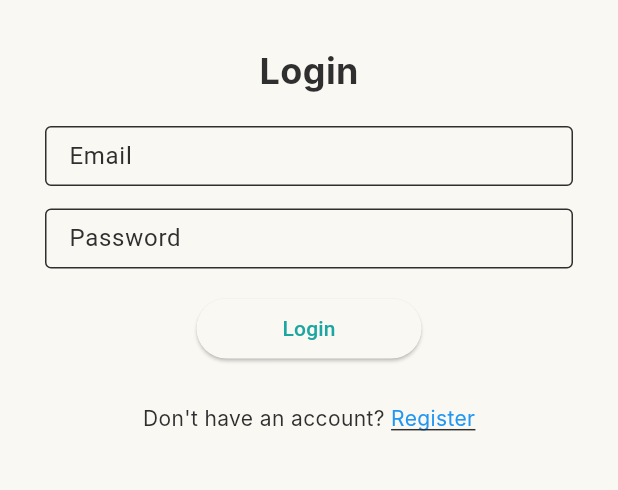
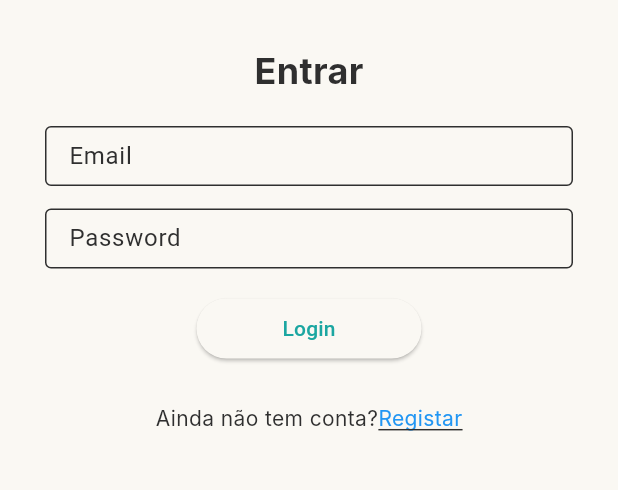
Before and after one commit to GuiFFaria/WalkAlgarveApp-FE, a Flutter app: the LoginScreen screen opened directly, on a phone screen of 412 x 824 dp, the part 445-935 px from its top. Run offline on Flutter 3.47's test engine with Material 3 defaults, Android fonts, the phone set to English and light mode, and no system bars; our stand-ins replace cached_network_image, connectivity_plus, flutter_dotenv, shared_preferences; accounts and stored records are empty; Roboto replaces fonts that are missing (Inter).

Commit message:
App static text translation

````diff
--- /dev/null
+++ b/l10n.yaml
@@ -0,0 +1,4 @@
+arb-dir: lib/l10n
+template-arb-file: app_en.arb
+output-localization-file: app_localizations.dart
+output-class: AppLocalizations
--- /dev/null
+++ b/lib/l10n/app_localizations.dart
@@ -0,0 +1,224 @@
+import 'dart:async';
+
+import 'package:flutter/foundation.dart';
+import 'package:flutter/widgets.dart';
+import 'package:flutter_localizations/flutter_localizations.dart';
+import 'package:intl/intl.dart' as intl;
+
+import 'app_localizations_en.dart';
+import 'app_localizations_pt.dart';
+
+// ignore_for_file: type=lint
+
+/// Callers can lookup localized strings with an instance of AppLocalizations
+/// returned by `AppLocalizations.of(context)`.
+///
+/// Applications need to include `AppLocalizations.delegate()` in their app's
+/// `localizationDelegates` list, and the locales they support in the app's
+/// `supportedLocales` list. For example:
+///
+/// ```dart
+/// import 'l10n/app_localizations.dart';
+///
+/// return MaterialApp(
+///   localizationsDelegates: AppLocalizations.localizationsDelegates,
+///   supportedLocales: AppLocalizations.supportedLocales,
+///   home: MyApplicationHome(),
+/// );
+/// ```
+///
+/// ## Update pubspec.yaml
+///
+/// Please make sure to update your pubspec.yaml to include the following
+/// packages:
+///
+/// ```yaml
+/// dependencies:
+///   # Internationalization support.
+///   flutter_localizations:
+///     sdk: flutter
+///   intl: any # Use the pinned version from flutter_localizations
+///
+///   # Rest of dependencies
+/// ```
+///
+/// ## iOS Applications
+///
+/// iOS applications define key application metadata, including supported
+/// locales, in an Info.plist file that is built into the application bundle.
+/// To configure the locales supported by your app, you’ll need to edit this
+/// file.
+///
+/// First, open your project’s ios/Runner.xcworkspace Xcode workspace file.
+/// Then, in the Project Navigator, open the Info.plist file under the Runner
+/// project’s Runner folder.
+///
+/// Next, select the Information Property List item, select Add Item from the
+/// Editor menu, then select Localizations from the pop-up menu.
+///
+/// Select and expand the newly-created Localizations item then, for each
+/// locale your application supports, add a new item and select the locale
+/// you wish to add from the pop-up menu in the Value field. This list should
+/// be consistent with the languages listed in the AppLocalizations.supportedLocales
+/// property.
+abstract class AppLocalizations {
+  AppLocalizations(String locale)
+    : localeName = intl.Intl.canonicalizedLocale(locale.toString());
+
+  final String localeName;
+
+  static AppLocalizations? of(BuildContext context) {
+    return Localizations.of<AppLocalizations>(context, AppLocalizations);
+  }
+
+  static const LocalizationsDelegate<AppLocalizations> delegate =
+      _AppLocalizationsDelegate();
+
+  /// A list of this localizations delegate along with the default localizations
+  /// delegates.
+  ///
+  /// Returns a list of localizations delegates containing this delegate along with
+  /// GlobalMaterialLocalizations.delegate, GlobalCupertinoLocalizations.delegate,
+  /// and GlobalWidgetsLocalizations.delegate.
+  ///
+  /// Additional delegates can be added by appending to this list in
+  /// MaterialApp. This list does not have to be used at all if a custom list
+  /// of delegates is preferred or required.
+  static const List<LocalizationsDelegate<dynamic>> localizationsDelegates =
+      <LocalizationsDelegate<dynamic>>[
+        delegate,
+        GlobalMaterialLocalizations.delegate,
+        GlobalCupertinoLocalizations.delegate,
+        GlobalWidgetsLocalizations.delegate,
+      ];
+
+  /// A list of this localizations delegate's supported locales.
+  static const List<Locale> supportedLocales = <Locale>[
+    Locale('en'),
+    Locale('pt'),
+  ];
+
+  /// No description provided for @appTitle.
+  ///
+  /// In en, this message translates to:
+  /// **'Walk Algarve'**
+  String get appTitle;
+
+  /// No description provided for @aboutZone.
+  ///
+  /// In en, this message translates to:
+  /// **'About this zone'**
+  String get aboutZone;
+
+  /// No description provided for @viewTrails.
+  ///
+  /// In en, this message translates to:
+  /// **'View Trails'**
+  String get viewTrails;
+
+  /// No description provided for @unlockZone.
+  ///
+  /// In en, this message translates to:
+  /// **'Buy Zone'**
+  String get unlockZone;
+
+  /// No description provided for @seeMore.
+  ///
+  /// In en, this message translates to:
+  /// **'See More'**
+  String get seeMore;
+
+  /// No description provided for @login.
+  ///
+  /// In en, this message translates to:
+  /// **'Login'**
+  String get login;
+
+  /// No description provided for @register.
+  ///
+  /// In en, this message translates to:
+  /// **'Register'**
+  String get register;
+
+  /// No description provided for @settings.
+  ///
+  /// In en, this message translates to:
+  /// **'Settings'**
+  String get settings;
+
+  /// No description provided for @profile.
+  ///
+  /// In en, this message translates to:
+  /// **'Profile'**
+  String get profile;
+
+  /// No description provided for @logout.
+  ///
+  /// In en, this message translates to:
+  /// **'Logout'**
+  String get logout;
+
+  /// No description provided for @account.
+  ///
+  /// In en, this message translates to:
+  /// **'Don\'t have an account?'**
+  String get account;
+
+  /// No description provided for @history.
+  ///
+  /// In en, this message translates to:
+  /// **'History'**
+  String get history;
+
+  /// No description provided for @trails.
+  ///
+  /// In en, this message translates to:
+  /// **'Trails'**
+  String get trails;
+
+  /// No description provided for @zones.
+  ///
+  /// In en, this message translates to:
+  /// **'Zones'**
+  String get zones;
+
+  /// No description provided for @no_zones_available.
+  ///
+  /// In en, this message translates to:
+  /// **'No zones available.'**
+  String get no_zones_available;
+}
+
+class _AppLocalizationsDelegate
+    extends LocalizationsDelegate<AppLocalizations> {
+  const _AppLocalizationsDelegate();
+
+  @override
+  Future<AppLocalizations> load(Locale locale) {
+    return SynchronousFuture<AppLocalizations>(lookupAppLocalizations(locale));
+  }
+
+  @override
+  bool isSupported(Locale locale) =>
+      <String>['en', 'pt'].contains(locale.languageCode);
+
+  @override
+  bool shouldReload(_AppLocalizationsDelegate old) => false;
+}
+
+AppLocalizations lookupAppLocalizations(Locale locale) {
+  // Lookup logic when only language code is specified.
+  switch (locale.languageCode) {
+    case 'en':
+      return AppLocalizationsEn();
+    case 'pt':
+      return AppLocalizationsPt();
+  }
+
+  throw FlutterError(
+    'AppLocalizations.delegate failed to load unsupported locale "$locale". This is likely '
+    'an issue with the localizations generation tool. Please file an issue '
+    'on GitHub with a reproducible sample app and the gen-l10n configuration '
+    'that was used.',
+  );
+}
--- a/lib/views/components/zone_card_widget.dart
+++ b/lib/views/components/zone_card_widget.dart
@@ -1,5 +1,6 @@
 import 'package:flutter/material.dart';
 import 'package:cached_network_image/cached_network_image.dart';
+import 'package:walk_algarve_app/l10n/app_localizations.dart';
 import 'package:walk_algarve_app/views/screens/zone_details_screen.dart';
 
 class ZoneCardWidget extends StatefulWidget {
@@ -133,7 +134,7 @@ class _ZoneCardWidgetState extends State<ZoneCardWidget> {
                   color: Colors.black.withOpacity(0.7),
                   alignment: Alignment.center,
                   child: Text(
-                    "See more",
+                    AppLocalizations.of(context)!.seeMore,
                     style: const TextStyle(
                       color: Colors.white,
                       fontSize: 16,
--- /dev/null
+++ b/lib/views/context/locale_provider.dart
@@ -0,0 +1,19 @@
+import 'package:flutter/material.dart';
+
+class LocaleProvider extends ChangeNotifier {
+  Locale _locale = const Locale('pt');
+
+  Locale get locale => _locale;
+
+  void toggleLocale() {
+    _locale = _locale.languageCode == 'pt'
+        ? const Locale('en')
+        : const Locale('pt');
+    notifyListeners();
+  }
+
+  void setLocale(Locale locale) {
+    _locale = locale;
+    notifyListeners();
+  }
+}
--- a/lib/views/screens/landingpage_screen.dart
+++ b/lib/views/screens/landingpage_screen.dart
@@ -1,5 +1,6 @@
 import 'package:flutter/material.dart';
 import 'package:walk_algarve_app/views/screens/login_screen.dart';
+import 'package:walk_algarve_app/l10n/app_localizations.dart';
 
 class LandingpageScreen extends StatefulWidget {
   const LandingpageScreen({super.key});
@@ -25,7 +26,7 @@ class _LandingpageScreenState extends State<LandingpageScreen> {
                 builder: (context) => const LoginScreen(),
               ));
             },
-            child: Text('Login'),
+            child: Text(AppLocalizations.of(context)!.login,),
           ),
           ]
         ),
--- a/lib/views/screens/login_screen.dart
+++ b/lib/views/screens/login_screen.dart
@@ -3,9 +3,10 @@ import 'package:flutter_dotenv/flutter_dotenv.dart';
 import 'package:http/http.dart' as http;
 import 'package:shared_preferences/shared_preferences.dart';
 import 'package:walk_algarve_app/views/context/auth_provider.dart';
-import 'package:walk_algarve_app/views/screens/trails_list_screen.dart';
+import 'package:walk_algarve_app/views/screens/zones_list_screen.dart';
 import 'dart:convert';
 import 'package:provider/provider.dart';
+import 'package:walk_algarve_app/l10n/app_localizations.dart';
 
 
 import 'package:walk_algarve_app/views/screens/register_screen.dart';
@@ -82,7 +83,7 @@ class _LoginScreenState extends State<LoginScreen> {
         // ✅ Navegar para homepage
         Navigator.pushReplacement(
           context,
-          MaterialPageRoute(builder: (context) => const TrailsListScreen()),
+          MaterialPageRoute(builder: (context) => const ZonesListScreen()),
         );
       } else {
         final data = jsonDecode(response.body);
@@ -125,8 +126,8 @@ class _LoginScreenState extends State<LoginScreen> {
                 width: 150,
               ),
               const SizedBox(height: 30),
-              const Text(
-                'Login',
+              Text(
+                AppLocalizations.of(context)!.login,
                 style: TextStyle(fontSize: 24, fontWeight: FontWeight.bold),
               ),
               const SizedBox(height: 20),
@@ -179,7 +180,7 @@ class _LoginScreenState extends State<LoginScreen> {
               Row(
                 mainAxisAlignment: MainAxisAlignment.center,
                 children: [
-                  const Text("Don't have an account? "),
+                  Text(AppLocalizations.of(context)!.account),
                   GestureDetector(
                     onTap: () {
                       Navigator.push(
@@ -187,8 +188,8 @@ class _LoginScreenState extends State<LoginScreen> {
                         MaterialPageRoute(builder: (context) => const RegisterScreen()),
                       );
                     },
-                    child: const Text(
-                      "Register",
+                    child: Text(
+                      AppLocalizations.of(context)!.register,
                       style: TextStyle(
                         color: Colors.blue,
                         decoration: TextDecoration.underline,
--- a/lib/views/screens/register_screen.dart
+++ b/lib/views/screens/register_screen.dart
@@ -4,6 +4,7 @@ import 'package:flutter_dotenv/flutter_dotenv.dart';
 import 'package:http/http.dart' as http;
 import 'package:connectivity_plus/connectivity_plus.dart'; // 👈 Import necessário
 import 'package:walk_algarve_app/views/screens/login_screen.dart';
+import 'package:walk_algarve_app/l10n/app_localizations.dart';
 
 class RegisterScreen extends StatefulWidget {
   const RegisterScreen({super.key});
@@ -135,8 +136,8 @@ class _RegisterScreenState extends State<RegisterScreen> {
                 width: 150,
               ),
               const SizedBox(height: 30),
-              const Text(
-                'Register',
+              Text(
+                AppLocalizations.of(context)!.register,
                 style: TextStyle(fontSize: 24, fontWeight: FontWeight.bold),
               ),
               const SizedBox(height: 20),
@@ -165,7 +166,7 @@ class _RegisterScreenState extends State<RegisterScreen> {
                   onPressed: _isLoading ? null : _registerUser,
                   child: _isLoading
                       ? const CircularProgressIndicator(color: Colors.white, strokeWidth: 2)
-                      : const Text('Register'),
+                      : Text(AppLocalizations.of(context)!.register),
                 ),
               ),
             ],
--- a/lib/views/screens/splash_screen.dart
+++ b/lib/views/screens/splash_screen.dart
@@ -2,7 +2,6 @@ import 'dart:io';
 import 'package:flutter/material.dart';
 import 'package:provider/provider.dart';
 import 'package:walk_algarve_app/views/context/auth_provider.dart';
-import 'package:walk_algarve_app/views/screens/trails_list_screen.dart';
 import 'package:walk_algarve_app/views/screens/landingpage_screen.dart';
 import 'package:walk_algarve_app/views/screens/zones_list_screen.dart';
 
--- a/lib/views/screens/trails_list_screen.dart
+++ b/lib/views/screens/trails_list_screen.dart
@@ -1,5 +1,4 @@
 import 'dart:convert';
-import 'package:flutter/foundation.dart';
 import 'package:flutter/material.dart';
 import 'package:flutter_dotenv/flutter_dotenv.dart';
 import 'package:http/http.dart' as http;
@@ -8,6 +7,7 @@ import 'package:connectivity_plus/connectivity_plus.dart';
 import 'package:walk_algarve_app/views/components/custom_appbar_widget.dart';
 import 'package:walk_algarve_app/views/components/custom_drawer_widget.dart';
 import 'package:walk_algarve_app/views/components/trail_card_widget.dart';
+import 'package:walk_algarve_app/l10n/app_localizations.dart';
 
 class TrailsListScreen extends StatefulWidget {
   const TrailsListScreen({super.key});
@@ -107,7 +107,7 @@ class _TrailsListScreenState extends State<TrailsListScreen> {
     return Scaffold(
       drawer: CustomDrawerWidget(),
       appBar: CustomAppBarWidget(
-        title: isOffline ? "Trails (Offline)" : "Trails",
+        title: isOffline ? "${AppLocalizations.of(context)!.trails}(Offline)" : AppLocalizations.of(context)!.trails,
         onFilterPressed: () => debugPrint("Filtro pressionado!"),
       ),
       body: SafeArea(
--- a/lib/views/screens/zones_list_screen.dart
+++ b/lib/views/screens/zones_list_screen.dart
@@ -8,6 +8,7 @@ import 'package:connectivity_plus/connectivity_plus.dart';
 import 'package:walk_algarve_app/views/components/custom_appbar_widget.dart';
 import 'package:walk_algarve_app/views/components/custom_drawer_widget.dart';
 import 'package:walk_algarve_app/views/components/zone_card_widget.dart';
+import 'package:walk_algarve_app/l10n/app_localizations.dart';
 
 class ZonesListScreen extends StatefulWidget {
   const ZonesListScreen({super.key});
@@ -150,8 +151,7 @@ class _ZonesListScreenState extends State<ZonesListScreen> {
     return Scaffold(
       drawer: CustomDrawerWidget(),
       appBar: CustomAppBarWidget(
-        title: isOffline ? "Zones (Offline)" : "Zones",
-        onFilterPressed: () => debugPrint("Filtro pressionado!"),
+        title: isOffline ? "${AppLocalizations.of(context)!.zones}(Offline)" : AppLocalizations.of(context)!.zones,
       ),
       body: SafeArea(
         child: isLoading
@@ -168,7 +168,7 @@ class _ZonesListScreenState extends State<ZonesListScreen> {
                       },
                     ),
                   )
-                : const Center(child: Text("Nenhuma zona encontrada.")),
+                : Center(child: Text(AppLocalizations.of(context)!.no_zones_available)),
       ),
     );
   }
````
Also changed, not shown: lib/l10n/app_en.arb (added, +17 -0 lines), lib/l10n/app_localizations_en.dart (added, +55 -0 lines), lib/l10n/app_localizations_pt.dart (added, +55 -0 lines), lib/l10n/app_pt.arb (added, +17 -0 lines), lib/main.dart (+29 -11 lines), lib/views/components/custom_appbar_widget.dart (+20 -15 lines), pubspec.yaml (+9 -69 lines).
